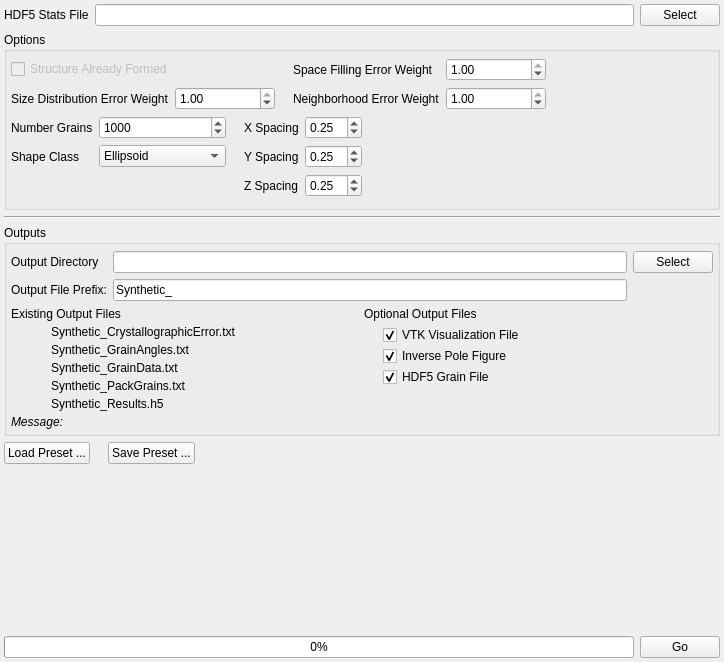
Qt form Source/AIM/GUI/UI_Files/GrainGeneratorWidget.ui (BlueQuartzSoftware/DREAM3D) before a commit.
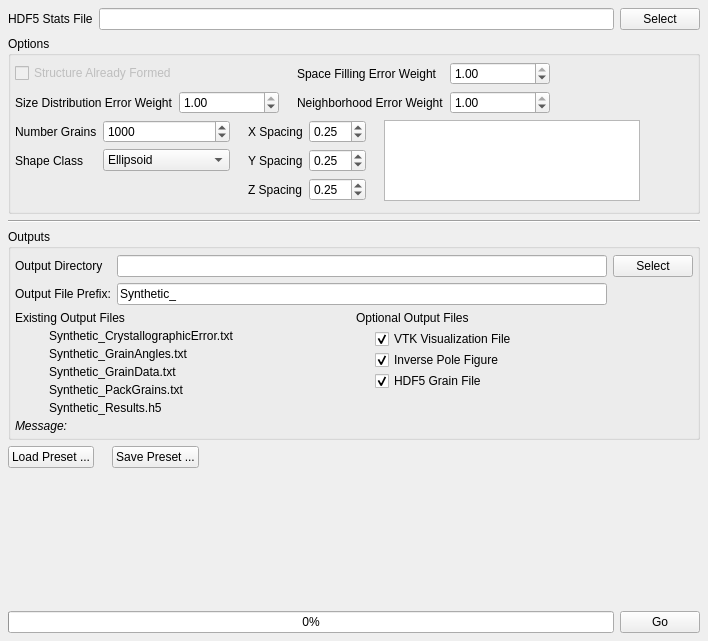
The same form after that commit. Icons and pictures are not drawn.

Commit message: Initial implementation in GrainGenerator Widget to retrieve the phase types from the HDF5 file and display them in the GUI so the user can change them or adjust the values

The edit to the form file:
```diff
--- a/Source/AIM/GUI/UI_Files/GrainGeneratorWidget.ui
+++ b/Source/AIM/GUI/UI_Files/GrainGeneratorWidget.ui
@@ -6,8 +6,8 @@
    <rect>
     <x>0</x>
     <y>0</y>
-    <width>724</width>
-    <height>662</height>
+    <width>708</width>
+    <height>641</height>
    </rect>
   </property>
   <property name="windowTitle">
@@ -15,7 +15,7 @@
   </property>
   <layout class="QVBoxLayout" name="verticalLayout">
    <property name="margin">
-    <number>4</number>
+    <number>8</number>
    </property>
    <item>
     <layout class="QGridLayout" name="gridLayout_6">
@@ -202,19 +202,6 @@
           </property>
          </widget>
         </item>
-        <item row="0" column="5" rowspan="4">
-         <spacer name="horizontalSpacer_17">
-          <property name="orientation">
-           <enum>Qt::Horizontal</enum>
-          </property>
-          <property name="sizeHint" stdset="0">
-           <size>
-            <width>40</width>
-            <height>20</height>
-           </size>
-          </property>
-         </spacer>
-        </item>
         <item row="0" column="2" rowspan="4">
          <spacer name="horizontalSpacer_23">
           <property name="orientation">
@@ -308,6 +295,45 @@
           </property>
          </widget>
         </item>
+        <item row="0" column="6" rowspan="3">
+         <widget class="QListWidget" name="phaseTypeList">
+          <property name="editTriggers">
+           <set>QAbstractItemView::AllEditTriggers</set>
+          </property>
+          <property name="alternatingRowColors">
+           <bool>true</bool>
+          </property>
+         </widget>
+        </item>
+        <item row="0" column="7" rowspan="3">
+         <spacer name="horizontalSpacer">
+          <property name="orientation">
+           <enum>Qt::Horizontal</enum>
+          </property>
+          <property name="sizeHint" stdset="0">
+           <size>
+            <width>40</width>
+            <height>20</height>
+           </size>
+          </property>
+         </spacer>
+        </item>
+        <item row="0" column="5" rowspan="3">
+         <spacer name="horizontalSpacer_2">
+          <property name="orientation">
+           <enum>Qt::Horizontal</enum>
+          </property>
+          <property name="sizeType">
+           <enum>QSizePolicy::Fixed</enum>
+          </property>
+          <property name="sizeHint" stdset="0">
+           <size>
+            <width>12</width>
+            <height>20</height>
+           </size>
+          </property>
+         </spacer>
+        </item>
        </layout>
       </item>
      </layout>
```
The commit also changes 7 other files.
